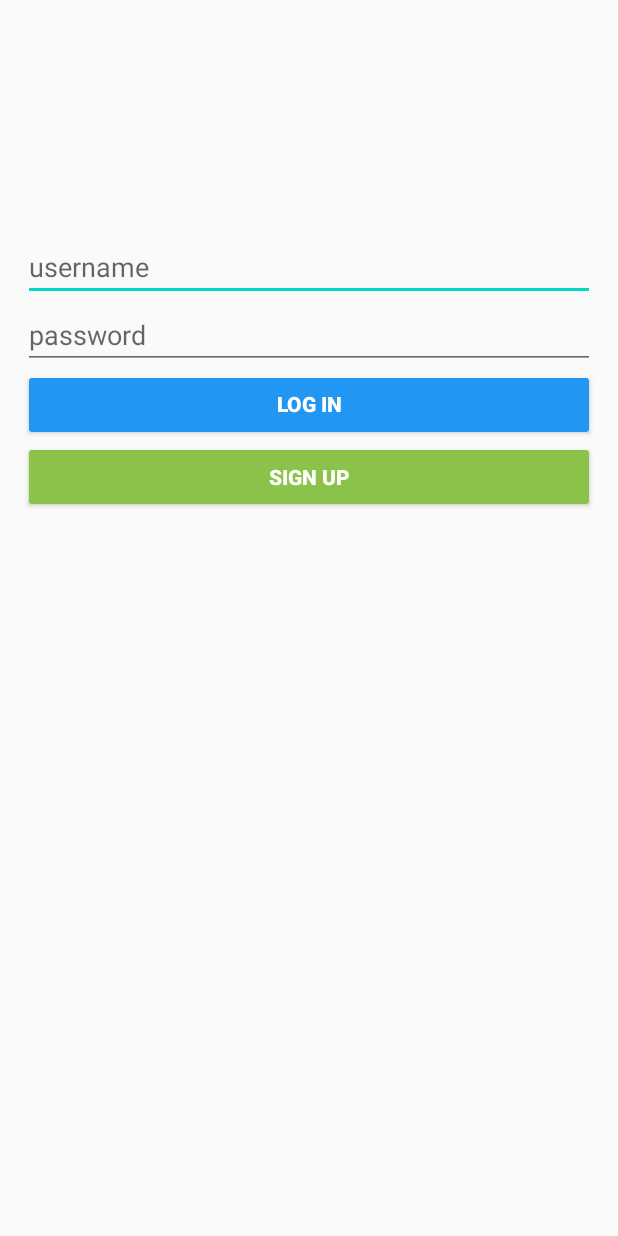
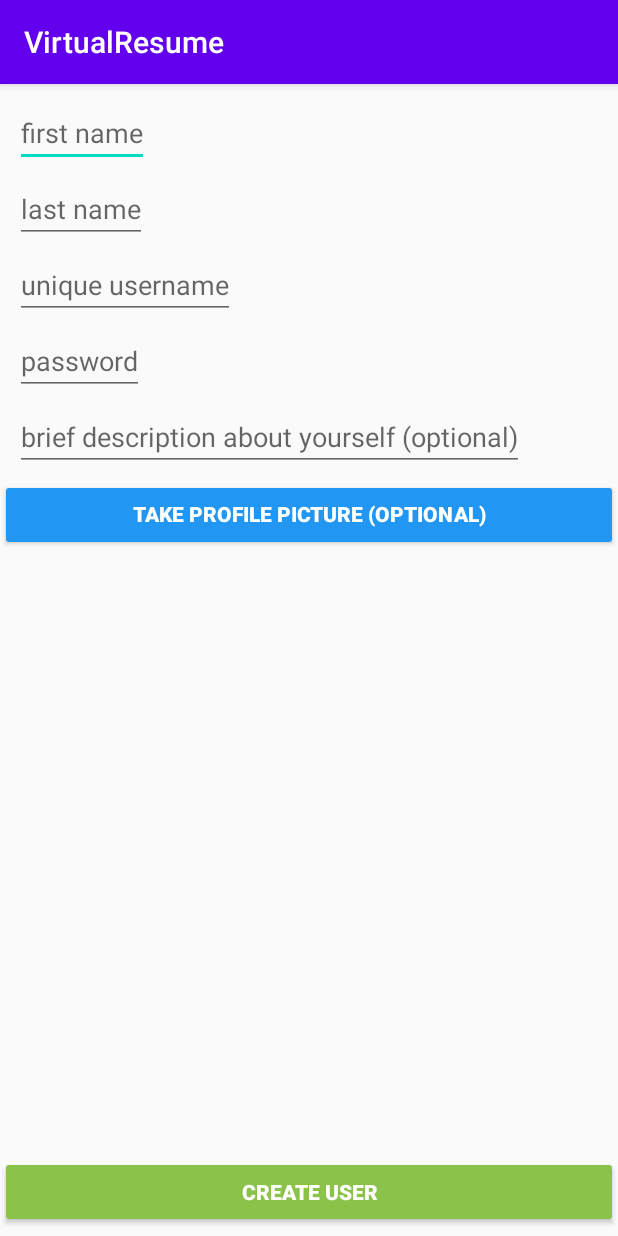
Before and after one commit to EdwinTomy/FBUapp, an Android app: the screen it shows after launch (LoginActivity before the commit, CreateUserActivity after it), after a tap on "SIGN UP", on a phone screen of 412 x 824 dp. Run offline under Robolectric (Android 15) with nearby library versions, the phone set to English and light mode, and no system bars; libraries missing offline, so code that uses them is left out: com.parse; 3 statements that could not run were skipped.

Commit message:
Create User Screen

```diff
--- /dev/null
+++ b/app/src/main/java/com/example/virtualresume/activities/CreateUserActivity.java
@@ -0,0 +1,169 @@
+package com.example.virtualresume.activities;
+
+import androidx.annotation.Nullable;
+import androidx.appcompat.app.AppCompatActivity;
+import androidx.core.content.FileProvider;
+
+import android.content.Intent;
+import android.graphics.Bitmap;
+import android.graphics.BitmapFactory;
+import android.net.Uri;
+import android.os.Bundle;
+import android.os.Environment;
+import android.provider.MediaStore;
+import android.util.Log;
+import android.view.View;
+import android.widget.Button;
+import android.widget.EditText;
+import android.widget.ImageView;
+import android.widget.Toast;
+
+import com.example.virtualresume.R;
+import com.parse.ParseException;
+import com.parse.ParseUser;
+import com.parse.SignUpCallback;
+
+import java.io.File;
+
+public class CreateUserActivity extends AppCompatActivity {
+
+    public static final String TAG = "CreateUserActivity";
+    public static final int CAPTURE_IMAGE_ACTIVITY_REQUEST_CODE = 40;
+
+    private EditText firstNameInput;
+    private EditText lastNameInput;
+    private EditText usernameInput;
+    private EditText passwordInput;
+    private EditText bioInput;
+    private ImageView picture;
+    private Button btnPicture;
+    private Button btnCreate;
+    private File photoFile;
+    public String photoFileName = "photo.jpg";
+
+    @Override
+    protected void onCreate(Bundle savedInstanceState) {
+        super.onCreate(savedInstanceState);
+        setContentView(R.layout.activity_create_user);
+
+        firstNameInput = findViewById(R.id.firstNameInput);
+        lastNameInput = findViewById(R.id.lastNameInput);
+        usernameInput = findViewById(R.id.usernameInput);
+        passwordInput = findViewById(R.id.passwordInput);
+        bioInput = findViewById(R.id.bioInput);
+        picture = findViewById(R.id.picture);
+        btnPicture = findViewById(R.id.btnPicture);
+        btnCreate = findViewById(R.id.btnCreate);
+
+
+        //Taking a picture
+        btnPicture.setOnClickListener(new View.OnClickListener() {
+            @Override
+            public void onClick(View view) {
+                launchCamera();
+            }
+        });
+
+        //Retrieving ParseObject
+        //queryPosts();
+        btnCreate.setOnClickListener(new View.OnClickListener() {
+            @Override
+            public void onClick(View view) {
+                String firstName = firstNameInput.getText().toString();
+                if(firstName.isEmpty()){
+                    Toast.makeText(CreateUserActivity.this, "Failed in sign up", Toast.LENGTH_SHORT).show();
+                    return;
+                }
+                String lastName = lastNameInput.getText().toString();
+                if(lastName.isEmpty()){
+                    Toast.makeText(CreateUserActivity.this, "Failed in sign up", Toast.LENGTH_SHORT).show();
+                    return;
+                }
+
+                String username = usernameInput.getText().toString();
+                String password = passwordInput.getText().toString();
+                SignUpUser(username, password);
+            }
+        });
+
+    }
+
+    //Attempting to sign up after onClick
+    private void SignUpUser(String username, String password) {
+        Log.i(TAG, "Attempting to sign up user:" + username);
+        //Create the ParseUser
+        ParseUser user = new ParseUser();
+        //Set core properties
+        user.setUsername(username);
+        user.setPassword(password);
+        //Invoke signUpInBackground
+        user.signUpInBackground(new SignUpCallback() {
+            public void done(ParseException e) {
+                if (e == null) {
+                    //Navigate to MainActivity
+                    Toast.makeText(CreateUserActivity.this, "Success in sign up!", Toast.LENGTH_SHORT).show();
+                    //Navigate to MainActivity
+                    goMainActivity();
+                    return;
+                }
+                Toast.makeText(CreateUserActivity.this, "Failed in sign up!", Toast.LENGTH_SHORT).show();
+                Log.e(TAG, "Issue with sign up", e);
+                return;
+            }
+        });
+    }
+
+    //Navigate to phone's inbuilt camera
+    private void launchCamera() {
+        // create Intent to take a picture and return control to the calling application
+        Intent intent = new Intent(MediaStore.ACTION_IMAGE_CAPTURE);
+        // Create a File reference for future access
+        photoFile = getPhotoFileUri(photoFileName);
+
+        // wrap File object into a content provider
+        Uri fileProvider = FileProvider.getUriForFile(this, "com.codepath.fileprovider", photoFile);
+        intent.putExtra(MediaStore.EXTRA_OUTPUT, fileProvider);
+
+        if (intent.resolveActivity(this.getPackageManager()) != null) {
+            // Start the image capture intent to take photo
+            startActivityForResult(intent, CAPTURE_IMAGE_ACTIVITY_REQUEST_CODE);
+        }
+    }
+
+    @Override
+    public void onActivityResult(int requestCode, int resultCode, @Nullable Intent data) {
+        super.onActivityResult(requestCode, resultCode, data);
+        if (requestCode == CAPTURE_IMAGE_ACTIVITY_REQUEST_CODE) {
+            if (resultCode == RESULT_OK) {
+                Bitmap takenImage = BitmapFactory.decodeFile(photoFile.getAbsolutePath());
+                // RESIZE BITMAP, see section below
+                // Load the taken image into a preview
+                picture.setImageBitmap(takenImage);
+            } else {
+                Toast.makeText(this, "Picture wasn't taken!", Toast.LENGTH_SHORT).show();
+            }
+        }
+    }
+
+    // Returns the File for a photo stored on disk given the fileName
+    public File getPhotoFileUri(String fileName) {
+        // Get safe storage directory for photos
+        File mediaStorageDir = new File(this.getExternalFilesDir(Environment.DIRECTORY_PICTURES), TAG);
+
+        // Create the storage directory if it does not exist
+        if (!mediaStorageDir.exists() && !mediaStorageDir.mkdirs()){
+            Log.d(TAG, "failed to create directory");
+        }
+
+        // Return the file target for the photo based on filename
+        File file = new File(mediaStorageDir.getPath() + File.separator + fileName);
+        return file;
+    }
+
+    //Navigate to MainActivity
+    private void goMainActivity() {
+        Intent i = new Intent(this, MainActivity.class);
+        startActivity(i);
+        finish();
+    }
+}
--- a/app/src/main/java/com/example/virtualresume/activities/LoginActivity.java
+++ b/app/src/main/java/com/example/virtualresume/activities/LoginActivity.java
@@ -62,9 +62,7 @@ public class LoginActivity extends AppCompatActivity {
             @Override
             public void onClick(View view) {
                 Log.i(TAG, "OnClick sign up button");
-                String username = etUsername.getText().toString();
-                String password = etPassword.getText().toString();
-                SignUpUser(username, password);
+                goCreateUserActivity();
             }
         });
 
@@ -88,35 +86,17 @@ public class LoginActivity extends AppCompatActivity {
         });
     }
 
-    //Attempting to sign up after onClick
-    private void SignUpUser(String username, String password) {
-        Log.i(TAG, "Attempting to sign up user:" + username);
-        //Create the ParseUser
-        ParseUser user = new ParseUser();
-        //Set core properties
-        user.setUsername(username);
-        user.setPassword(password);
-        //Invoke signUpInBackground
-        user.signUpInBackground(new SignUpCallback() {
-            public void done(ParseException e) {
-                if (e == null) {
-                    //Navigate to MainActivity
-                    Toast.makeText(LoginActivity.this, "Success in sign up!", Toast.LENGTH_SHORT).show();
-                    //Navigate to MainActivity
-                    goMainActivity();
-                    return;
-                }
-                Toast.makeText(LoginActivity.this, "Failed in sign up!", Toast.LENGTH_SHORT).show();
-                Log.e(TAG, "Issue with sign up", e);
-                return;
-            }
-        });
-    }
-
     //Navigate to MainActivity
     private void goMainActivity() {
         Intent i = new Intent(this, MainActivity.class);
         startActivity(i);
         finish();
     }
+
+    //Navigate to CreateUserActivity
+    private void goCreateUserActivity() {
+        Intent i = new Intent(this, CreateUserActivity.class);
+        startActivity(i);
+        finish();
+    }
 }
--- /dev/null
+++ b/app/src/main/res/layout/activity_create_user.xml
@@ -0,0 +1,102 @@
+<?xml version="1.0" encoding="utf-8"?>
+<RelativeLayout
+    xmlns:android="http://schemas.android.com/apk/res/android"
+    xmlns:app="http://schemas.android.com/apk/res-auto"
+    xmlns:tools="http://schemas.android.com/tools"
+    android:layout_width="match_parent"
+    android:layout_height="match_parent"
+    tools:context=".activities.CreateUserActivity">
+
+    <EditText
+        android:id="@+id/firstNameInput"
+        android:layout_width="wrap_content"
+        android:layout_height="wrap_content"
+        android:layout_alignParentStart="true"
+        android:layout_alignParentTop="true"
+        android:layout_marginStart="10dp"
+        android:layout_marginTop="10dp"
+        android:hint="first name" />
+
+    <EditText
+        android:id="@+id/lastNameInput"
+        android:layout_width="wrap_content"
+        android:layout_height="wrap_content"
+        android:layout_below="@+id/firstNameInput"
+        android:layout_alignStart="@+id/firstNameInput"
+        android:layout_marginStart="0dp"
+        android:layout_marginTop="5dp"
+        android:hint="last name" />
+
+    <EditText
+        android:id="@+id/bioInput"
+        android:layout_width="wrap_content"
+        android:layout_height="wrap_content"
+        android:layout_below="@+id/passwordInput"
+        android:layout_alignStart="@+id/firstNameInput"
+        android:layout_marginStart="0dp"
+        android:layout_marginTop="5dp"
+        android:hint="brief description about yourself (optional)" />
+
+    <EditText
+        android:id="@+id/usernameInput"
+        android:layout_width="wrap_content"
+        android:layout_height="wrap_content"
+        android:layout_below="@+id/lastNameInput"
+        android:layout_alignStart="@+id/firstNameInput"
+        android:layout_marginStart="0dp"
+        android:layout_marginTop="5dp"
+        android:hint="unique username" />
+
+    <EditText
+        android:id="@+id/passwordInput"
+        android:layout_width="wrap_content"
+        android:layout_height="wrap_content"
+        android:layout_below="@+id/usernameInput"
+        android:layout_alignStart="@+id/firstNameInput"
+        android:layout_marginStart="0dp"
+        android:layout_marginTop="5dp"
+        android:hint="@string/password" />
+
+    <ImageView
+        android:id="@+id/picture"
+        android:layout_width="wrap_content"
+        android:layout_height="wrap_content"
+        android:layout_above="@+id/btnCreate"
+        android:layout_below="@+id/btnPicture"
+        android:layout_alignParentStart="true"
+        android:layout_alignParentEnd="true"
+        android:layout_marginStart="10dp"
+        android:layout_marginTop="0dp"
+        android:layout_marginEnd="10dp"
+        android:layout_marginBottom="0dp"
+        tools:srcCompat="@tools:sample/avatars" />
+
+    <Button
+        android:id="@+id/btnPicture"
+        android:layout_width="match_parent"
+        android:layout_height="wrap_content"
+        android:layout_below="@+id/bioInput"
+        android:layout_alignParentStart="true"
+        android:layout_marginStart="0dp"
+        android:layout_marginTop="5dp"
+        android:backgroundTint="#2196F3"
+        android:includeFontPadding="false"
+        android:text="take profile picture (optional)"
+        android:textColor="#FFFFFF"
+        android:textStyle="bold" />
+
+    <Button
+        android:id="@+id/btnCreate"
+        android:layout_width="match_parent"
+        android:layout_height="wrap_content"
+        android:layout_alignParentStart="true"
+        android:layout_alignParentBottom="true"
+        android:layout_marginStart="0dp"
+        android:layout_marginBottom="5dp"
+        android:backgroundTint="#8BC34A"
+        android:text="Create User"
+        android:textColor="#FFFFFF"
+        android:textStyle="bold" />
+
+
+</RelativeLayout>
--- a/app/src/main/res/layout/activity_login.xml
+++ b/app/src/main/res/layout/activity_login.xml
@@ -8,13 +8,7 @@
     android:orientation="vertical"
     tools:context=".activities.LoginActivity">
 
-    <ImageView
-        android:id="@+id/imageView"
-        android:layout_width="match_parent"
-        android:layout_height="60dp"
-        android:layout_marginTop="80dp"
-        android:layout_weight="1"
-        tools:srcCompat="@tools:sample/avatars" />
+
 
     <EditText
         android:id="@+id/etUsername"
```
Also changed, not shown: app/src/main/AndroidManifest.xml (+5 -6 lines).
